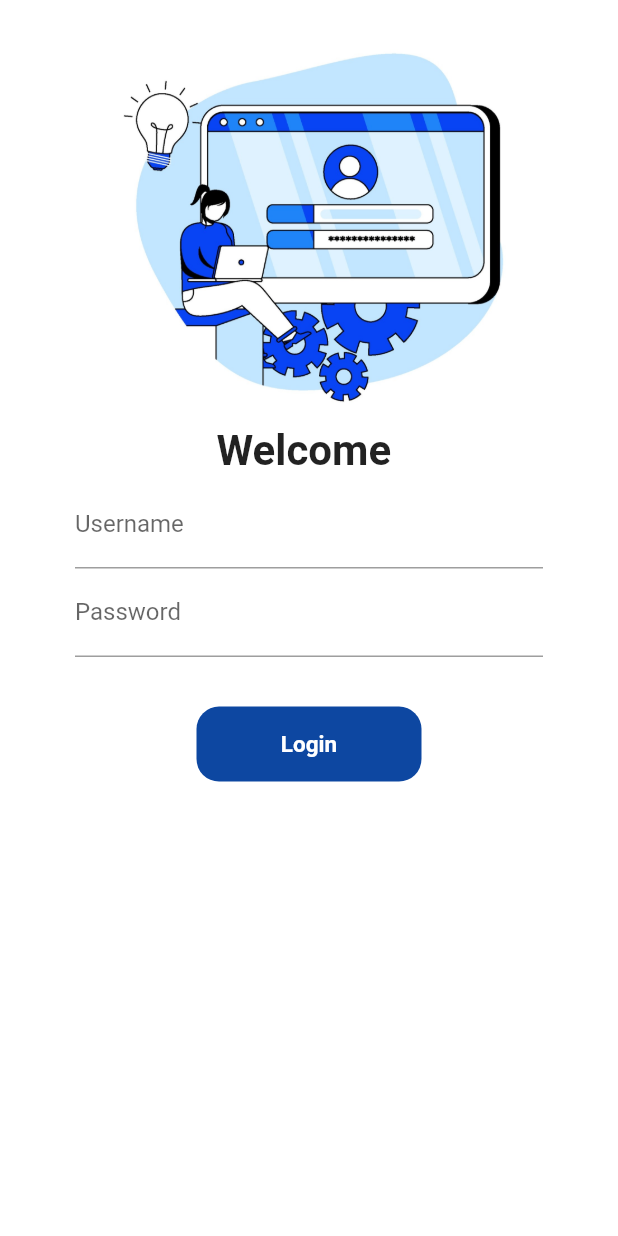
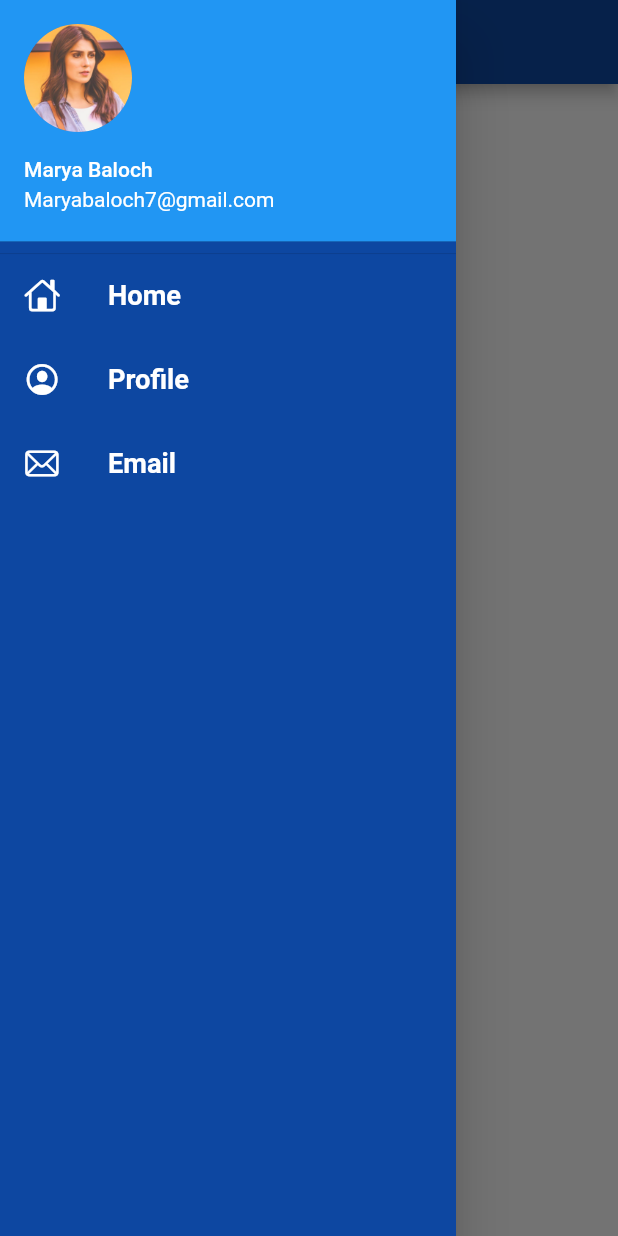
Before and after one commit to MaryaBaloch20/FlutterFirstApp, a Flutter app: the screen it shows after launch, with the side drawer open (before the commit the screen has no drawer), on a phone screen of 412 x 824 dp. Run offline on Flutter 3.47's test engine with Material 2 defaults, Android fonts, the phone set to English and light mode, and no system bars; our stand-ins replace google_fonts.

Commit message:
Seven Complete

```diff
--- a/lib/Pages/Home_Page.dart
+++ b/lib/Pages/Home_Page.dart
@@ -1,3 +1,4 @@
+import 'package:firt_app/widgets/drawer.dart';
 import 'package:flutter/material.dart';
 
 class HomePage extends StatelessWidget {
@@ -8,6 +9,7 @@ class HomePage extends StatelessWidget {
     // const int no = 2;
     return Scaffold(
       appBar: AppBar(
+        backgroundColor: Colors.blue[900],
         title: const Text("Home Page"),
         centerTitle: true,
       ),
@@ -22,7 +24,7 @@ class HomePage extends StatelessWidget {
           ),
         ),
       ),
-      drawer: const Drawer(),
+      drawer: const MyDrawer(),
     );
   }
 }
--- a/lib/main.dart
+++ b/lib/main.dart
@@ -19,13 +19,14 @@ class MyApp extends StatelessWidget {
       //home: const HomePage(),
       themeMode: ThemeMode.light,
       theme: ThemeData(
-        primarySwatch: Colors.blue,
+        primaryColor: Colors.blue[900],
         fontFamily: GoogleFonts.aBeeZee().fontFamily,
       ),
       darkTheme: ThemeData(
         //brightness: Brightness.dark,
         primarySwatch: Colors.lightGreen,
       ),
+      initialRoute: MyRoutes.homeRoute,
 
       routes: {
         "/": (context) => const LoginPage(),
--- /dev/null
+++ b/lib/widgets/drawer.dart
@@ -0,0 +1,66 @@
+import 'package:flutter/cupertino.dart';
+import 'package:flutter/material.dart';
+
+class MyDrawer extends StatelessWidget {
+  const MyDrawer({Key? key}) : super(key: key);
+
+  @override
+  Widget build(BuildContext context) {
+    const accountImage = "assets/images/AyezaKhan.png";
+    return Drawer(
+      backgroundColor: Colors.blue[900],
+      child: ListView(
+        //padding: const EdgeInsets.all(0.0),
+        children: const [
+          DrawerHeader(
+              padding: EdgeInsets.all(0.0),
+              child: UserAccountsDrawerHeader(
+                margin: EdgeInsets.all(0.0),
+                accountName: Text("Marya Baloch"),
+                accountEmail: Text("Maryabaloch7@gmail.com"),
+                currentAccountPicture: CircleAvatar(
+                  backgroundImage: AssetImage(accountImage),
+                ),
+              )),
+          Divider(height: 0.1),
+          ListTile(
+            leading: Icon(
+              CupertinoIcons.home,
+              color: Colors.white,
+            ),
+            title: Text(
+              "Home",
+              textScaleFactor: 1.3,
+              style:
+                  TextStyle(color: Colors.white, fontWeight: FontWeight.bold),
+            ),
+          ),
+          ListTile(
+            leading: Icon(
+              CupertinoIcons.profile_circled,
+              color: Colors.white,
+            ),
+            title: Text(
+              "Profile",
+              textScaleFactor: 1.3,
+              style:
+                  TextStyle(color: Colors.white, fontWeight: FontWeight.bold),
+            ),
+          ),
+          ListTile(
+            leading: Icon(
+              CupertinoIcons.mail,
+              color: Colors.white,
+            ),
+            title: Text(
+              "Email",
+              textScaleFactor: 1.3,
+              style:
+                  TextStyle(color: Colors.white, fontWeight: FontWeight.bold),
+            ),
+          )
+        ],
+      ),
+    );
+  }
+}
```
Also changed, not shown: assets/images/AyezaKhan.png (added), assets/images/login_image.png (deleted), assets/images/login_image2.jpg (deleted), lib/Pages/Login_Page.dart (line endings or trailing spaces), pubspec.lock.
